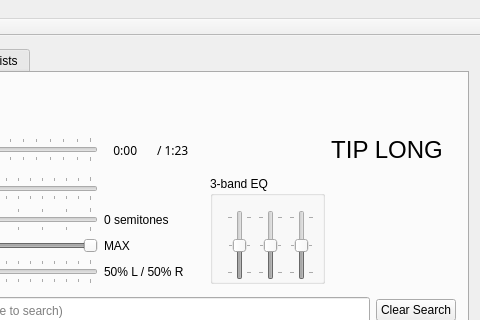
Old version of the form SquareDesk-DEV/test123/mainwindow.ui in the repository mpogue2/SquareDesk; both pictures show x 290 to 770 and y 0 to 320 of the 770 by 661 pixel window.
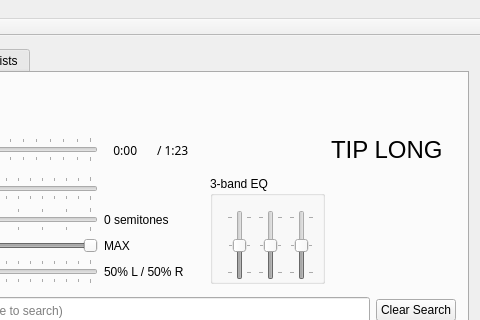
New version of the form. Custom widgets are drawn as their Qt base class.

Commit message:
Changed H alignment on warningLabel to avoid jitter
I hate it when the timer label is centered, and it shifts around once per second, because the characters are of slightly different widths.  With AlignLeft, that problem goes away.

```diff
--- a/SquareDesk-DEV/test123/mainwindow.ui
+++ b/SquareDesk-DEV/test123/mainwindow.ui
@@ -900,7 +900,7 @@
              <string>TIP LONG</string>
             </property>
             <property name="alignment">
-             <set>Qt::AlignCenter</set>
+             <set>Qt::AlignLeading|Qt::AlignLeft|Qt::AlignVCenter</set>
             </property>
            </widget>
           </item>
```
